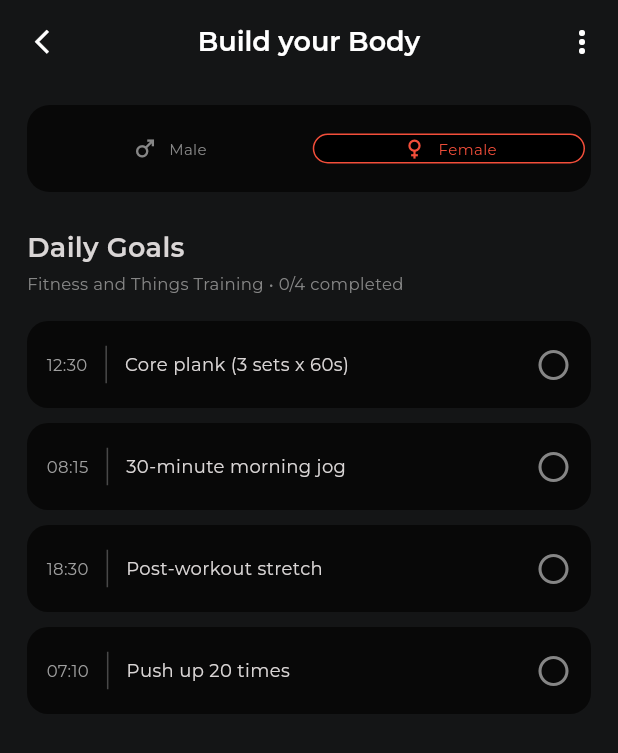
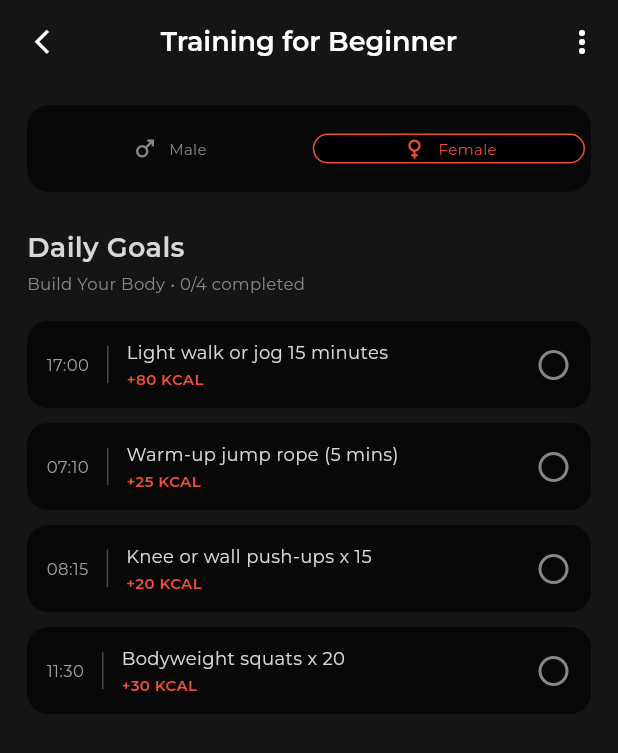
Before and after one commit to Aptafluxx/Gymnestic, a Flutter app: the WorkoutDetailsScreen screen opened by its route, after a tap on "Female", on a phone screen of 412 x 824 dp. Shown: the top 753 px of the screen. Run offline on Flutter 3.47's test engine with Material 3 defaults, Android fonts, the phone set to English and light mode, and no system bars; our stand-ins replace cloud_firestore, firebase_auth, firebase_core, fl_chart, get, loading_animation_widget and 1 more; accounts and stored records are empty; generated files the repository leaves out were written again; statements that could not run were skipped.

Commit message:
feat: enhance daily goals functionality with program-specific filtering and dynamic UI updates

```diff
--- a/lib/features/dashboard/data/datasources/fitness_remote_data_source.dart
+++ b/lib/features/dashboard/data/datasources/fitness_remote_data_source.dart
@@ -101,16 +101,26 @@ class FitnessRemoteDataSource {
     await batch.commit();
   }
 
-  Stream<List<DailyGoalModel>> streamDailyGoals() {
+  /// Streams goals specifically matching the chosen programId
+  Stream<List<DailyGoalModel>> streamDailyGoals({required String programId}) {
     final uid = _uid;
-    if (uid == null) return Stream.value(_defaultGoals);
+    if (uid == null) {
+      return Stream.value(
+        _defaultGoals.where((g) => g.programId == programId).toList(),
+      );
+    }
 
     final goalsRef = _userDoc(uid).collection('daily_goals');
 
-    return goalsRef.snapshots().asyncMap((snapshot) async {
+    return goalsRef
+        .where('programId', isEqualTo: programId)
+        .snapshots()
+        .asyncMap((snapshot) async {
           if (snapshot.docs.isEmpty) {
             await _seedDefaultGoals(uid);
-        return _defaultGoals;
+            return _defaultGoals
+                .where((g) => g.programId == programId)
+                .toList();
           }
           return snapshot.docs
               .map((doc) => DailyGoalModel.fromMap(doc.id, doc.data()))
@@ -143,51 +153,125 @@ class FitnessRemoteDataSource {
     final batch = _firestore.batch();
     final colRef = _userDoc(uid).collection('daily_goals');
     for (final item in _defaultGoals) {
-      batch.set(colRef.doc(item.id), item.toMap());
+      batch.set(colRef.doc(item.id), item.toMap(), SetOptions(merge: true));
     }
     await batch.commit();
   }
 
+  // Curated, unique goals for each specific activity program
   static const List<DailyGoalModel> _defaultGoals = <DailyGoalModel>[
+    // 1. Beginner Program Goals
     DailyGoalModel(
-      id: 'push-ups-20',
+      id: 'beg-jump-rope',
+      programId: 'beginner',
       time: '07:10',
-      title: 'Push up 20 times',
+      title: 'Warm-up jump rope (5 mins)',
       isCompleted: false,
       gender: 'All',
       calorieReward: 25,
     ),
     DailyGoalModel(
-      id: 'morning-jog',
+      id: 'beg-push-ups',
+      programId: 'beginner',
       time: '08:15',
-      title: '30-minute morning jog',
+      title: 'Knee or wall push-ups x 15',
       isCompleted: false,
       gender: 'All',
-      calorieReward: 150,
+      calorieReward: 20,
     ),
     DailyGoalModel(
-      id: 'core-plank',
-      time: '12:30',
-      title: 'Core plank (3 sets x 60s)',
-      isCompleted: false,
-      gender: 'All',
-      calorieReward: 45,
-    ),
-    DailyGoalModel(
-      id: 'dumbbell-bench',
-      time: '17:00',
-      title: 'Dumbbell bench press',
-      isCompleted: false,
-      gender: 'Male',
-      calorieReward: 90,
-    ),
-    DailyGoalModel(
-      id: 'post-stretch',
-      time: '18:30',
-      title: 'Post-workout stretch',
+      id: 'beg-squats',
+      programId: 'beginner',
+      time: '11:30',
+      title: 'Bodyweight squats x 20',
       isCompleted: false,
       gender: 'All',
       calorieReward: 30,
     ),
+    DailyGoalModel(
+      id: 'beg-jog',
+      programId: 'beginner',
+      time: '17:00',
+      title: 'Light walk or jog 15 minutes',
+      isCompleted: false,
+      gender: 'All',
+      calorieReward: 80,
+    ),
+
+    // 2. Strength Training Goals
+    DailyGoalModel(
+      id: 'str-pushups-50',
+      programId: 'strength',
+      time: '07:00',
+      title: 'Standard push-ups 50 times',
+      isCompleted: false,
+      gender: 'All',
+      calorieReward: 60,
+    ),
+    DailyGoalModel(
+      id: 'str-bench-press',
+      programId: 'strength',
+      time: '08:30',
+      title: 'Dumbbell bench press (4 sets x 10)',
+      isCompleted: false,
+      gender: 'Male',
+      calorieReward: 110,
+    ),
+    DailyGoalModel(
+      id: 'str-deadlift',
+      programId: 'strength',
+      time: '12:00',
+      title: 'Barbell deadlift (3 sets x 8)',
+      isCompleted: false,
+      gender: 'All',
+      calorieReward: 140,
+    ),
+    DailyGoalModel(
+      id: 'str-plank',
+      programId: 'strength',
+      time: '17:30',
+      title: 'Core plank (3 sets x 90s)',
+      isCompleted: false,
+      gender: 'All',
+      calorieReward: 50,
+    ),
+
+    // 3. Daily Stretch Goals
+    DailyGoalModel(
+      id: 'strt-morning-flow',
+      programId: 'stretch',
+      time: '06:30',
+      title: 'Full-body morning yoga flow',
+      isCompleted: false,
+      gender: 'All',
+      calorieReward: 40,
+    ),
+    DailyGoalModel(
+      id: 'strt-hamstring',
+      programId: 'stretch',
+      time: '09:00',
+      title: 'Hamstring & quad deep stretch',
+      isCompleted: false,
+      gender: 'All',
+      calorieReward: 20,
+    ),
+    DailyGoalModel(
+      id: 'strt-mobility',
+      programId: 'stretch',
+      time: '14:00',
+      title: 'Spine & neck mobility exercises',
+      isCompleted: false,
+      gender: 'All',
+      calorieReward: 25,
+    ),
+    DailyGoalModel(
+      id: 'strt-breathing',
+      programId: 'stretch',
+      time: '21:00',
+      title: 'Evening relaxation & breathwork',
+      isCompleted: false,
+      gender: 'All',
+      calorieReward: 15,
+    ),
   ];
 }
--- a/lib/features/dashboard/presentation/pages/home_screen.dart
+++ b/lib/features/dashboard/presentation/pages/home_screen.dart
@@ -90,7 +90,8 @@ class _ActivityCard extends StatelessWidget {
   @override
   Widget build(BuildContext context) => InkWell(
     borderRadius: BorderRadius.circular(15),
-    onTap: () => Get.toNamed(AppRoutes.workoutDetails),
+    // Pass the tapped program model as an argument
+    onTap: () => Get.toNamed(AppRoutes.workoutDetails, arguments: program),
     child: SizedBox(
       height: 145,
       child: Stack(
--- a/lib/features/workouts/data/models/daily_goal_model.dart
+++ b/lib/features/workouts/data/models/daily_goal_model.dart
@@ -1,6 +1,15 @@
 class DailyGoalModel {
+  final String id;
+  final String programId;
+  final String time;
+  final String title;
+  final bool isCompleted;
+  final String gender;
+  final int calorieReward;
+
   const DailyGoalModel({
     required this.id,
+    required this.programId,
     required this.time,
     required this.title,
     this.isCompleted = false,
@@ -8,40 +17,40 @@ class DailyGoalModel {
     this.calorieReward = 20,
   });
 
-  final String id;
-  final String time;
-  final String title;
-  final bool isCompleted;
-  final String gender;
-  final int calorieReward;
-
   DailyGoalModel copyWith({
     String? id,
+    String? programId,
     String? time,
     String? title,
     bool? isCompleted,
     String? gender,
     int? calorieReward,
-  }) => DailyGoalModel(
+  }) {
+    return DailyGoalModel(
       id: id ?? this.id,
+      programId: programId ?? this.programId,
       time: time ?? this.time,
       title: title ?? this.title,
       isCompleted: isCompleted ?? this.isCompleted,
       gender: gender ?? this.gender,
       calorieReward: calorieReward ?? this.calorieReward,
     );
+  }
 
-  factory DailyGoalModel.fromMap(String documentId, Map<String, dynamic> map) =>
-      DailyGoalModel(
-        id: documentId,
+  factory DailyGoalModel.fromMap(String id, Map<String, dynamic> map) {
+    return DailyGoalModel(
+      id: id,
+      programId: map['programId'] as String? ?? 'beginner',
       time: map['time'] as String? ?? '08:00',
       title: map['title'] as String? ?? '',
       isCompleted: map['isCompleted'] as bool? ?? false,
       gender: map['gender'] as String? ?? 'All',
       calorieReward: (map['calorieReward'] as num?)?.toInt() ?? 20,
     );
+  }
 
   Map<String, dynamic> toMap() => {
+    'programId': programId,
     'time': time,
     'title': title,
     'isCompleted': isCompleted,
--- a/lib/features/workouts/presentation/controllers/workout_details_controller.dart
+++ b/lib/features/workouts/presentation/controllers/workout_details_controller.dart
@@ -1,94 +1,89 @@
 import 'dart:async';
 
-import 'package:cloud_firestore/cloud_firestore.dart';
 import 'package:get/get.dart';
-import 'package:gymnestic/core/widgets/app_snackbar.dart';
-import 'package:gymnestic/features/dashboard/data/datasources/fitness_remote_data_source.dart';
-import 'package:gymnestic/features/workouts/data/models/daily_goal_model.dart';
+
+import '../../data/models/daily_goal_model.dart';
+import '../../../dashboard/data/datasources/fitness_remote_data_source.dart';
+import '../../../dashboard/data/models/activity_program_model.dart';
 
 class WorkoutDetailsController extends GetxController {
-  WorkoutDetailsController({FitnessRemoteDataSource? dataSource})
-    : _dataSource = dataSource ?? FitnessRemoteDataSource();
+  final FitnessRemoteDataSource _dataSource = FitnessRemoteDataSource();
 
-  final FitnessRemoteDataSource _dataSource;
+  // Active Program Details
+  final Rx<ActivityProgramModel> activeProgram = const ActivityProgramModel(
+    id: 'beginner',
+    title: 'Training for Beginner',
+    level: 'Build Your Body',
+    imageUrl: '',
+    difficultyRating: 2,
+  ).obs;
+
   final RxString selectedGender = 'Male'.obs;
   final RxList<DailyGoalModel> allGoals = <DailyGoalModel>[].obs;
 
-  StreamSubscription<List<DailyGoalModel>>? _goalsSubscription;
-  StreamSubscription<String>? _genderSubscription;
+  StreamSubscription? _goalsSubscription;
+  StreamSubscription? _genderSubscription;
 
   @override
   void onInit() {
     super.onInit();
-    _genderSubscription = _dataSource.streamGenderPreference().listen(
-      (gender) => selectedGender.value = gender,
-      onError: (Object error) {
-        AppSnackbar.error(
-          'Preference unavailable',
-          'Your gender preference could not be loaded.',
-        );
-      },
-    );
-    _goalsSubscription = _dataSource.streamDailyGoals().listen(
-      allGoals.assignAll,
-      onError: (Object error) {
-        AppSnackbar.error(
-          'Daily goals unavailable',
-          'Your training goals could not be loaded. Please try again.',
-        );
-      },
-    );
+    _extractProgramArguments();
+    _bindStreams();
   }
 
-  List<DailyGoalModel> get dailyGoals => allGoals
-      .where(
-        (goal) => goal.gender == 'All' || goal.gender == selectedGender.value,
-      )
-      .toList();
+  void _extractProgramArguments() {
+    if (Get.arguments is ActivityProgramModel) {
+      activeProgram.value = Get.arguments as ActivityProgramModel;
+    }
+  }
+
+  void _bindStreams() {
+    // 1. Listen to user gender preference
+    _genderSubscription?.cancel();
+    _genderSubscription = _dataSource.streamGenderPreference().listen((gender) {
+      selectedGender.value = gender;
+    });
+
+    // 2. Stream goals filtered by this specific program ID
+    _goalsSubscription?.cancel();
+    _goalsSubscription = _dataSource
+        .streamDailyGoals(programId: activeProgram.value.id)
+        .listen((goals) {
+          allGoals.assignAll(goals);
+        });
+  }
+
+  List<DailyGoalModel> get dailyGoals {
+    return allGoals.where((goal) {
+      return goal.gender == 'All' || goal.gender == selectedGender.value;
+    }).toList();
+  }
 
   int get completedGoalsCount =>
       dailyGoals.where((goal) => goal.isCompleted).length;
-
   int get totalGoalsCount => dailyGoals.length;
 
   Future<void> setGender(String gender) async {
-    if (gender != 'Male' && gender != 'Female') return;
-    final previousGender = selectedGender.value;
-    selectedGender.value = gender;
-    try {
+    if (gender == 'Male' || gender == 'Female') {
+      selectedGender.value = gender;
       await _dataSource.saveGenderPreference(gender);
-    } on FirebaseException {
-      selectedGender.value = previousGender;
-      AppSnackbar.error(
-        'Preference not saved',
-        'Your gender preference could not be saved. Please try again.',
-      );
     }
   }
 
   Future<void> toggleGoalStatus(String id) async {
-    final index = allGoals.indexWhere((goal) => goal.id == id);
-    if (index == -1) return;
+    final goal = allGoals.firstWhereOrNull((g) => g.id == id);
+    if (goal == null) return;
 
-    final goal = allGoals[index];
-    final updatedGoal = goal.copyWith(isCompleted: !goal.isCompleted);
-    allGoals[index] = updatedGoal;
+    final newStatus = !goal.isCompleted;
 
-    try {
-      await _dataSource.toggleGoalCompletion(
-        goal: goal,
-        isCompleted: updatedGoal.isCompleted,
-      );
-    } on FirebaseException {
-      final currentIndex = allGoals.indexWhere((item) => item.id == id);
-      if (currentIndex != -1 && allGoals[currentIndex] == updatedGoal) {
-        allGoals[currentIndex] = goal;
-      }
-      AppSnackbar.error(
-        'Goal not saved',
-        'Your training goal could not be updated. Please try again.',
-      );
+    // Optimistic UI update
+    final index = allGoals.indexWhere((g) => g.id == id);
+    if (index != -1) {
+      allGoals[index] = goal.copyWith(isCompleted: newStatus);
     }
+
+    // Persist to Cloud Firestore and update today's calorie totals
+    await _dataSource.toggleGoalCompletion(goal: goal, isCompleted: newStatus);
   }
 
   @override
--- a/lib/features/workouts/presentation/pages/workout_details_screen.dart
+++ b/lib/features/workouts/presentation/pages/workout_details_screen.dart
@@ -14,7 +14,8 @@ class WorkoutDetailsScreen extends GetView<WorkoutDetailsController> {
         onPressed: Get.back,
         icon: const Icon(Icons.arrow_back_ios_new, size: 19),
       ),
-      title: const Text('Build your Body'),
+      // Dynamically displays the tapped program title in the AppBar
+      title: Obx(() => Text(controller.activeProgram.value.title)),
       actions: [
         IconButton(onPressed: () {}, icon: const Icon(Icons.more_vert)),
       ],
@@ -24,6 +25,7 @@ class WorkoutDetailsScreen extends GetView<WorkoutDetailsController> {
       child: ListView(
         padding: const EdgeInsets.fromLTRB(18, 14, 18, 24),
         children: [
+          // Gender Toggle
           Obx(
             () => Container(
               height: 58,
@@ -52,14 +54,18 @@ class WorkoutDetailsScreen extends GetView<WorkoutDetailsController> {
             ),
           ),
           const SizedBox(height: 24),
+
+          // Dynamic Section Heading
           Obx(
             () => SectionHeading(
               title: 'Daily Goals',
               subtitle:
-                  'Fitness and Things Training • ${controller.completedGoalsCount}/${controller.totalGoalsCount} completed',
+                  '${controller.activeProgram.value.level} • ${controller.completedGoalsCount}/${controller.totalGoalsCount} completed',
             ),
           ),
           const SizedBox(height: 17),
+
+          // Dynamic Goals Checklist
           Obx(
             () => Column(
               children: controller.dailyGoals
@@ -93,11 +99,26 @@ class WorkoutDetailsScreen extends GetView<WorkoutDetailsController> {
                               ),
                               const SizedBox(width: 12),
                               Expanded(
-                                child: Text(
-                                  goal.title,
-                                  style: const TextStyle(fontSize: 12),
-                                  maxLines: 1,
-                                  overflow: TextOverflow.ellipsis,
+                                child: Column(
+                                  mainAxisAlignment: MainAxisAlignment.center,
+                                  crossAxisAlignment: CrossAxisAlignment.start,
+                                  children: [
+                                    Text(
+                                      goal.title,
+                                      style: const TextStyle(fontSize: 12),
+                                      maxLines: 1,
+                                      overflow: TextOverflow.ellipsis,
+                                    ),
+                                    const SizedBox(height: 2),
+                                    Text(
+                                      '+${goal.calorieReward} KCAL',
+                                      style: const TextStyle(
+                                        fontSize: 10,
+                                        color: AppColors.primaryRed,
+                                        fontWeight: FontWeight.w600,
+                                      ),
+                                    ),
+                                  ],
                                 ),
                               ),
                               Icon(
```
Lines whose indentation alone changed are shown as unchanged.
